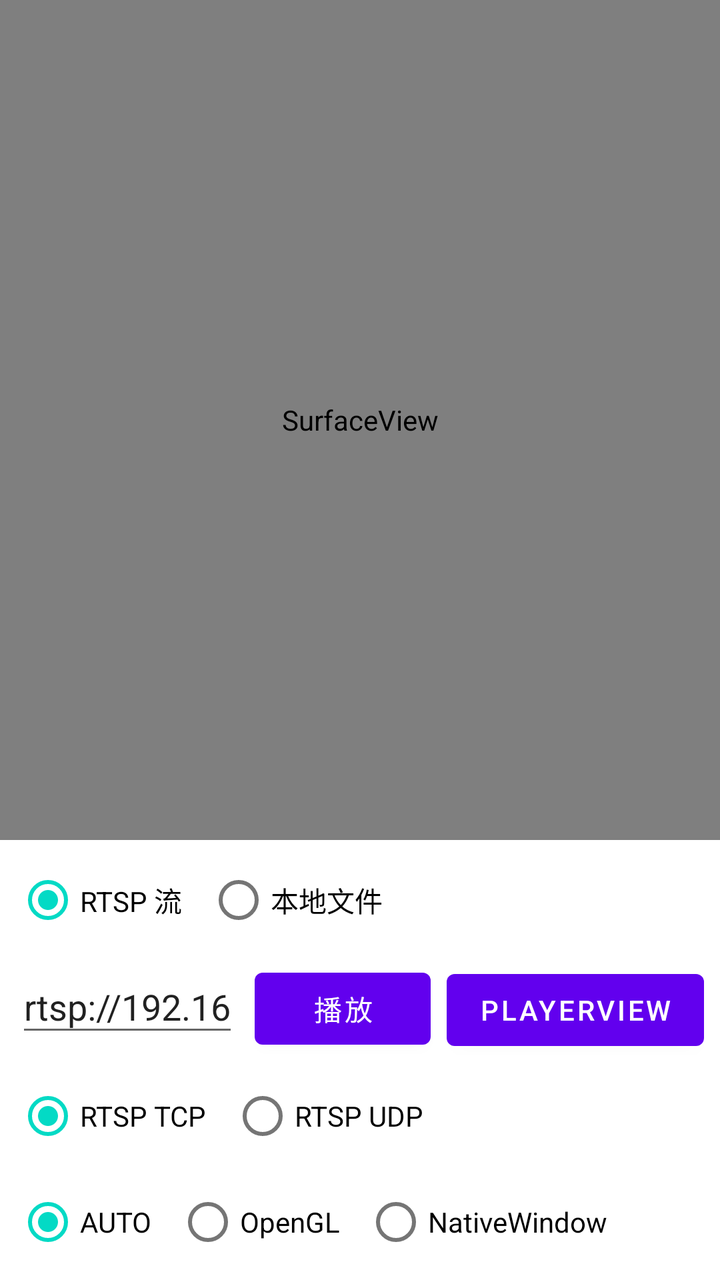
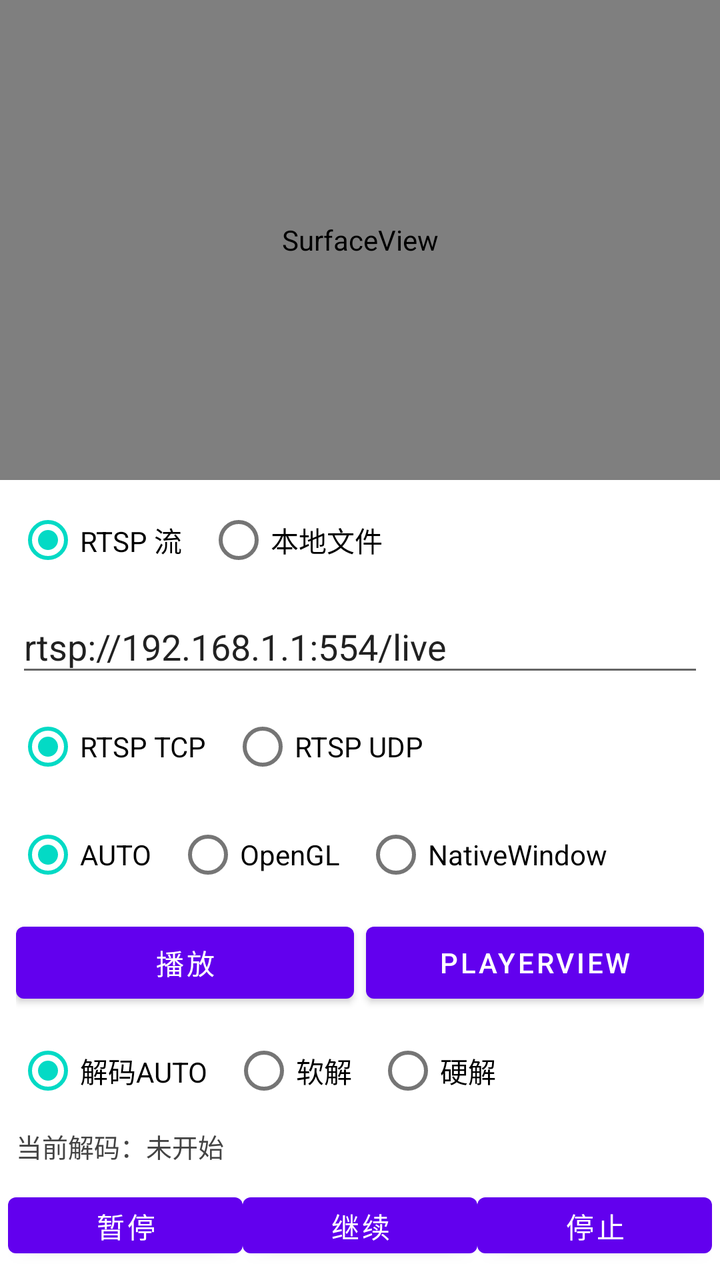

Before-and-after screenshots of an Android layout around one commit, followed by the original layout XML and the change that was made.
<!-- AndroidManifest.xml: application theme Theme.ABCPlayDemo -->
<!-- res/layout/activity_main.xml -->
<?xml version="1.0" encoding="utf-8"?>
<LinearLayout xmlns:android="http://schemas.android.com/apk/res/android"
    android:layout_width="match_parent"
    android:layout_height="match_parent"
    android:orientation="vertical">

    <SurfaceView
        android:id="@+id/surfaceView"
        android:layout_width="match_parent"
        android:layout_height="420dp" />

    <LinearLayout
        android:layout_width="match_parent"
        android:layout_height="wrap_content"
        android:orientation="vertical"
        android:paddingStart="8dp"
        android:paddingTop="6dp"
        android:paddingEnd="8dp"
        android:paddingBottom="6dp">

        <RadioGroup
            android:id="@+id/modeGroup"
            android:layout_width="wrap_content"
            android:layout_height="wrap_content"
            android:orientation="horizontal">

            <RadioButton
                android:id="@+id/modeRtspButton"
                android:layout_width="wrap_content"
                android:layout_height="wrap_content"
                android:checked="true"
                android:text="RTSP \u6d41" />

            <RadioButton
                android:id="@+id/modeLocalButton"
                android:layout_width="wrap_content"
                android:layout_height="wrap_content"
                android:layout_marginStart="12dp"
                android:text="\u672c\u5730\u6587\u4ef6" />

        </RadioGroup>

        <LinearLayout
            android:id="@+id/rtspInputLayout"
            android:layout_width="match_parent"
            android:layout_height="wrap_content"
            android:orientation="vertical"
            android:layout_marginTop="6dp">

            <LinearLayout
                android:layout_width="match_parent"
                android:layout_height="wrap_content"
                android:orientation="horizontal">

                <EditText
                    android:id="@+id/dataSourceInput"
                    android:layout_width="0dp"
                    android:layout_height="wrap_content"
                    android:layout_weight="1"
                    android:hint="\u8f93\u5165\u672c\u5730\u8def\u5f84\u6216 rtsp:// \u5730\u5740"
                    android:imeOptions="actionDone"
                    android:inputType="textUri"
                    android:maxLines="1"
                    android:singleLine="true"
                    android:text="rtsp://192.168.1.1:554/live" />

                <Button
                    android:id="@+id/openButton"
                    android:layout_width="wrap_content"
                    android:layout_height="wrap_content"
                    android:layout_marginStart="8dp"
                    android:text="\u64ad\u653e" />

                <Button
                    android:id="@+id/openPlayerViewDemoButton"
                    android:layout_width="wrap_content"
                    android:layout_height="wrap_content"
                    android:layout_marginStart="8dp"
                    android:text="PlayerView" />

            </LinearLayout>

            <RadioGroup
                android:id="@+id/transportGroup"
                android:layout_width="wrap_content"
                android:layout_height="wrap_content"
                android:layout_marginTop="6dp"
                android:orientation="horizontal">

                <RadioButton
                    android:id="@+id/transportTcpButton"
                    android:layout_width="wrap_content"
                    android:layout_height="wrap_content"
                    android:checked="true"
                    android:text="RTSP TCP" />

                <RadioButton
                    android:id="@+id/transportUdpButton"
                    android:layout_width="wrap_content"
                    android:layout_height="wrap_content"
                    android:layout_marginStart="12dp"
                    android:text="RTSP UDP" />

            </RadioGroup>

            <RadioGroup
                android:id="@+id/renderModeGroup"
                android:layout_width="wrap_content"
                android:layout_height="wrap_content"
                android:layout_marginTop="6dp"
                android:orientation="horizontal">

                <RadioButton
                    android:id="@+id/renderModeAutoButton"
                    android:layout_width="wrap_content"
                    android:layout_height="wrap_content"
                    android:checked="true"
                    android:text="AUTO" />

                <RadioButton
                    android:id="@+id/renderModeOpenGlButton"
                    android:layout_width="wrap_content"
                    android:layout_height="wrap_content"
                    android:layout_marginStart="12dp"
                    android:text="OpenGL" />

                <RadioButton
                    android:id="@+id/renderModeNativeButton"
                    android:layout_width="wrap_content"
                    android:layout_height="wrap_content"
                    android:layout_marginStart="12dp"
                    android:text="NativeWindow" />

            </RadioGroup>

        </LinearLayout>

        <LinearLayout
            android:id="@+id/localInputLayout"
            android:layout_width="match_parent"
            android:layout_height="wrap_content"
            android:orientation="horizontal"
            android:layout_marginTop="6dp"
            android:visibility="gone">

            <EditText
                android:id="@+id/localPathInput"
                android:layout_width="0dp"
                android:layout_height="wrap_content"
                android:layout_weight="1"
                android:hint="\u8f93\u5165\u6587\u4ef6\u8def\u5f84\u6216\u70b9\u51fb\u9009\u62e9"
                android:imeOptions="actionDone"
                android:inputType="text"
                android:maxLines="1"
                android:singleLine="true" />

            <Button
                android:id="@+id/pickFileButton"
                android:layout_width="wrap_content"
                android:layout_height="wrap_content"
                android:layout_marginStart="8dp"
                android:text="\u9009\u62e9\u6587\u4ef6" />

        </LinearLayout>

        <RadioGroup
            android:id="@+id/decodeModeGroup"
            android:layout_width="wrap_content"
            android:layout_height="wrap_content"
            android:layout_marginTop="6dp"
            android:orientation="horizontal">

            <RadioButton
                android:id="@+id/decodeModeAutoButton"
                android:layout_width="wrap_content"
                android:layout_height="wrap_content"
                android:checked="true"
                android:text="解码AUTO" />

            <RadioButton
                android:id="@+id/decodeModeSoftwareButton"
                android:layout_width="wrap_content"
                android:layout_height="wrap_content"
                android:layout_marginStart="12dp"
                android:text="软解" />

            <RadioButton
                android:id="@+id/decodeModeMediaCodecButton"
                android:layout_width="wrap_content"
                android:layout_height="wrap_content"
                android:layout_marginStart="12dp"
                android:text="硬解" />

        </RadioGroup>

        <TextView
            android:id="@+id/decodeStatusText"
            android:layout_width="match_parent"
            android:layout_height="wrap_content"
            android:layout_marginTop="4dp"
            android:text="当前解码：未开始"
            android:textColor="#444444"
            android:textSize="13sp" />

    </LinearLayout>

    <LinearLayout
        android:layout_width="match_parent"
        android:layout_height="48dp"
        android:orientation="horizontal"
        android:padding="4dp">

        <Button
            android:id="@+id/pauseButton"
            android:layout_width="0dp"
            android:layout_height="match_parent"
            android:layout_weight="1"
            android:text="暂停" />

        <Button
            android:id="@+id/resumeButton"
            android:layout_width="0dp"
            android:layout_height="match_parent"
            android:layout_weight="1"
            android:text="继续" />

        <Button
            android:id="@+id/stopButton"
            android:layout_width="0dp"
            android:layout_height="match_parent"
            android:layout_weight="1"
            android:text="停止" />

    </LinearLayout>

    <LinearLayout
        android:layout_width="match_parent"
        android:layout_height="48dp"
        android:orientation="horizontal"
        android:paddingStart="4dp"
        android:paddingEnd="4dp"
        android:paddingBottom="4dp">

        <Button
            android:id="@+id/captureButton"
            android:layout_width="0dp"
            android:layout_height="match_parent"
            android:layout_weight="1"
            android:text="截图" />

        <Button
            android:id="@+id/recordButton"
            android:layout_width="0dp"
            android:layout_height="match_parent"
            android:layout_marginStart="6dp"
            android:layout_weight="1"
            android:text="开始录制" />

    </LinearLayout>

    <LinearLayout
        android:layout_width="match_parent"
        android:layout_height="wrap_content"
        android:orientation="horizontal"
        android:paddingStart="12dp"
        android:paddingTop="4dp"
        android:paddingEnd="12dp"
        android:paddingBottom="4dp">

        <TextView
            android:id="@+id/currentTimeText"
            android:layout_width="56dp"
            android:layout_height="wrap_content"
            android:gravity="center_vertical"
            android:text="00:00"
            android:textColor="#444444"
            android:textSize="13sp" />

        <SeekBar
            android:id="@+id/progressSeekBar"
            android:layout_width="0dp"
            android:layout_height="wrap_content"
            android:layout_weight="1"
            android:max="1000"
            android:progress="0" />

        <TextView
            android:id="@+id/durationTimeText"
            android:layout_width="56dp"
            android:layout_height="wrap_content"
            android:gravity="center_vertical|end"
            android:text="00:00"
            android:textColor="#444444"
            android:textSize="13sp" />

    </LinearLayout>

    <ScrollView
        android:layout_width="match_parent"
        android:layout_height="0dp"
        android:layout_weight="1">

        <TextView
            android:id="@+id/sample_text"
            android:layout_width="match_parent"
            android:layout_height="wrap_content"
            android:padding="12dp"
            android:textColor="#666666"
            android:textSize="14sp" />

    </ScrollView>

</LinearLayout>
<!-- resources referenced by this layout -->
<resources>
  <style name="Theme.ABCPlayDemo" parent="Theme.MaterialComponents.DayNight.DarkActionBar">
          
          <item name="colorPrimary">@color/purple_500</item>
          <item name="colorPrimaryVariant">@color/purple_700</item>
          <item name="colorOnPrimary">@color/white</item>
          
          <item name="colorSecondary">@color/teal_200</item>
          <item name="colorSecondaryVariant">@color/teal_700</item>
          <item name="colorOnSecondary">@color/black</item>
          
          <item name="android:statusBarColor">?attr/colorPrimaryVariant</item>
          
      </style>
  <color name="purple_500">#FF6200EE</color>
  <color name="purple_700">#FF3700B3</color>
  <color name="white">#FFFFFFFF</color>
  <color name="teal_200">#FF03DAC5</color>
  <color name="teal_700">#FF018786</color>
  <color name="black">#FF000000</color>
</resources>

<!-- the commit's change to res/layout/activity_main.xml (unified diff, before → after) -->
@@ -7,7 +7,7 @@
     <SurfaceView
         android:id="@+id/surfaceView"
         android:layout_width="match_parent"
-        android:layout_height="420dp" />
+        android:layout_height="240dp" />
 
     <LinearLayout
         android:layout_width="match_parent"
@@ -64,20 +64,6 @@
                     android:singleLine="true"
                     android:text="rtsp://192.168.1.1:554/live" />
 
-                <Button
-                    android:id="@+id/openButton"
-                    android:layout_width="wrap_content"
-                    android:layout_height="wrap_content"
-                    android:layout_marginStart="8dp"
-                    android:text="\u64ad\u653e" />
-
-                <Button
-                    android:id="@+id/openPlayerViewDemoButton"
-                    android:layout_width="wrap_content"
-                    android:layout_height="wrap_content"
-                    android:layout_marginStart="8dp"
-                    android:text="PlayerView" />
-
             </LinearLayout>
 
             <RadioGroup
@@ -163,6 +149,30 @@
 
         </LinearLayout>
 
+        <LinearLayout
+            android:id="@+id/playActionLayout"
+            android:layout_width="match_parent"
+            android:layout_height="48dp"
+            android:layout_marginTop="6dp"
+            android:orientation="horizontal">
+
+            <Button
+                android:id="@+id/openButton"
+                android:layout_width="0dp"
+                android:layout_height="match_parent"
+                android:layout_weight="1"
+                android:text="\u64ad\u653e" />
+
+            <Button
+                android:id="@+id/openPlayerViewDemoButton"
+                android:layout_width="0dp"
+                android:layout_height="match_parent"
+                android:layout_marginStart="6dp"
+                android:layout_weight="1"
+                android:text="PlayerView" />
+
+        </LinearLayout>
+
         <RadioGroup
             android:id="@+id/decodeModeGroup"
             android:layout_width="wrap_content"
